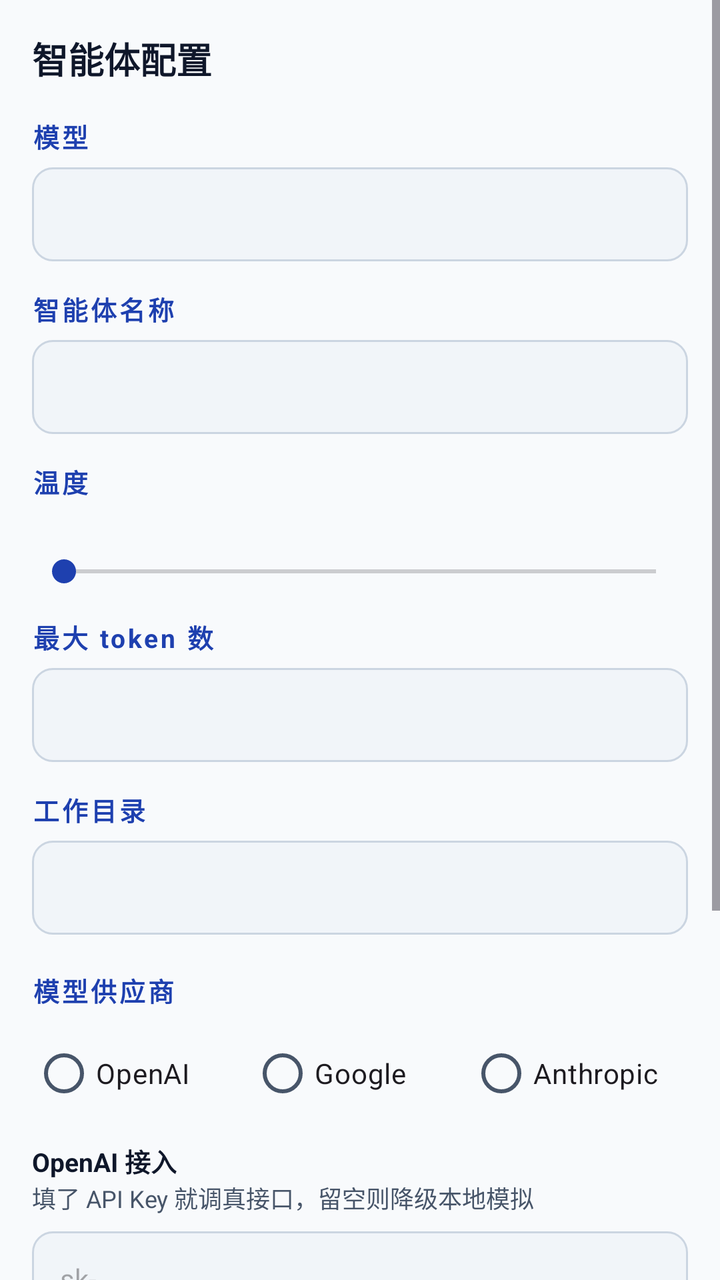
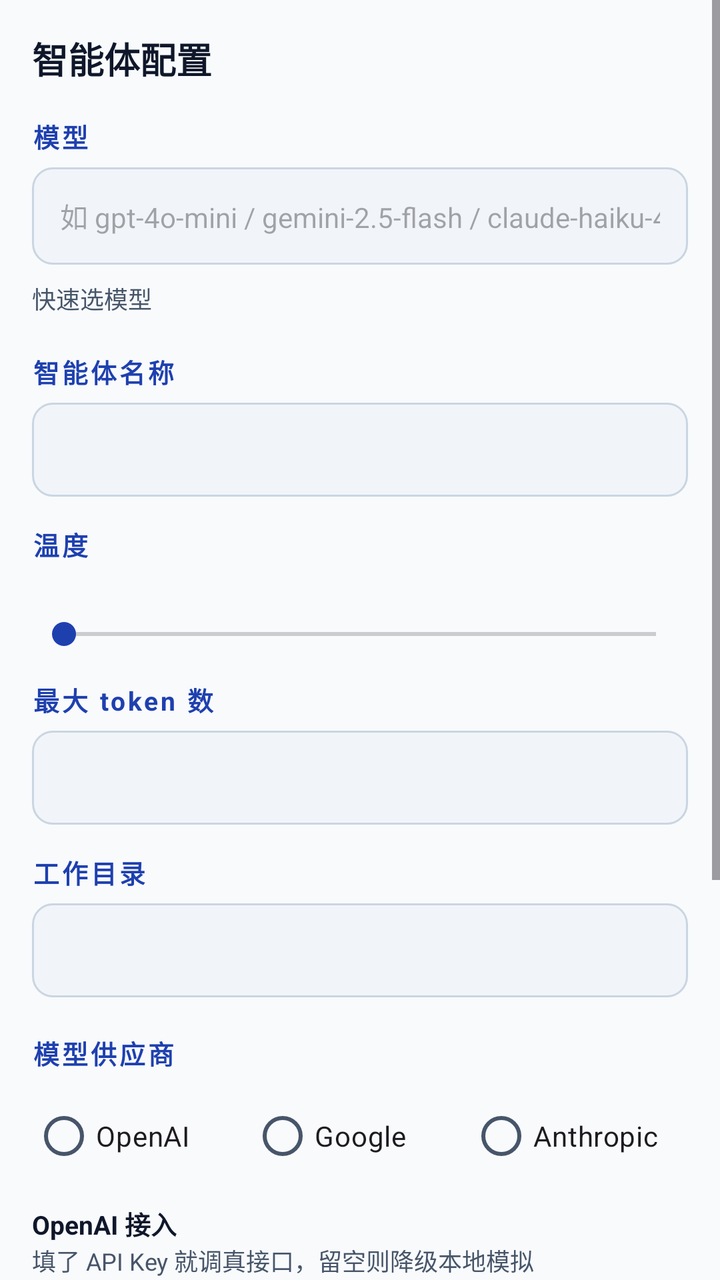

The first picture is an Android layout as it rendered before a commit; the second is the same layout after the commit. The layout source and the unified diff follow.
<!-- AndroidManifest.xml: application theme AppTheme -->
<!-- res/layout/fragment_config.xml -->
<?xml version="1.0" encoding="utf-8"?>
<ScrollView xmlns:android="http://schemas.android.com/apk/res/android"
    xmlns:app="http://schemas.android.com/apk/res-auto"
    android:layout_width="match_parent"
    android:layout_height="match_parent"
    android:background="?android:colorBackground">

    <LinearLayout
        android:layout_width="match_parent"
        android:layout_height="wrap_content"
        android:orientation="vertical"
        android:padding="16dp">

        <TextView
            android:layout_width="match_parent"
            android:layout_height="wrap_content"
            android:text="@string/agent_config"
            android:textSize="18sp"
            android:textStyle="bold"
            android:textColor="?attr/colorOnSurface" />

        <TextView
            android:layout_width="wrap_content"
            android:layout_height="wrap_content"
            android:layout_marginTop="16dp"
            android:text="@string/model"
            style="@style/SectionHeader" />

        <EditText
            android:id="@+id/config_model"
            android:layout_width="match_parent"
            android:layout_height="wrap_content"
            android:layout_marginTop="6dp"
            android:background="@drawable/bg_input"
            android:padding="14dp"
            android:textSize="14sp"
            android:inputType="text"
            android:textColor="?attr/colorOnSurface" />

        <TextView
            android:layout_width="wrap_content"
            android:layout_height="wrap_content"
            android:layout_marginTop="14dp"
            android:text="@string/agent_name"
            style="@style/SectionHeader" />

        <EditText
            android:id="@+id/config_agent"
            android:layout_width="match_parent"
            android:layout_height="wrap_content"
            android:layout_marginTop="6dp"
            android:background="@drawable/bg_input"
            android:padding="14dp"
            android:textSize="14sp"
            android:inputType="text"
            android:textColor="?attr/colorOnSurface" />

        <TextView
            android:layout_width="wrap_content"
            android:layout_height="wrap_content"
            android:layout_marginTop="14dp"
            android:text="@string/temperature"
            style="@style/SectionHeader" />

        <TextView
            android:id="@+id/config_temp_label"
            android:layout_width="wrap_content"
            android:layout_height="wrap_content"
            android:layout_marginTop="4dp"
            android:textSize="12sp"
            android:textColor="?attr/colorOnSurfaceVariant" />

        <SeekBar
            android:id="@+id/config_temp"
            android:layout_width="match_parent"
            android:layout_height="wrap_content"
            android:layout_marginTop="6dp"
            android:max="2000"
            android:progress="0" />

        <TextView
            android:layout_width="wrap_content"
            android:layout_height="wrap_content"
            android:layout_marginTop="14dp"
            android:text="@string/max_tokens"
            style="@style/SectionHeader" />

        <EditText
            android:id="@+id/config_max_tokens"
            android:layout_width="match_parent"
            android:layout_height="wrap_content"
            android:layout_marginTop="6dp"
            android:background="@drawable/bg_input"
            android:padding="14dp"
            android:textSize="14sp"
            android:inputType="number"
            android:textColor="?attr/colorOnSurface" />

        <TextView
            android:layout_width="wrap_content"
            android:layout_height="wrap_content"
            android:layout_marginTop="14dp"
            android:text="@string/workspace"
            style="@style/SectionHeader" />

        <EditText
            android:id="@+id/config_workspace"
            android:layout_width="match_parent"
            android:layout_height="wrap_content"
            android:layout_marginTop="6dp"
            android:background="@drawable/bg_input"
            android:padding="14dp"
            android:textSize="14sp"
            android:inputType="text"
            android:textColor="?attr/colorOnSurface" />

        <TextView
            android:layout_width="wrap_content"
            android:layout_height="wrap_content"
            android:layout_marginTop="18dp"
            android:text="模型供应商"
            style="@style/SectionHeader" />

        <LinearLayout
            android:layout_width="match_parent"
            android:layout_height="wrap_content"
            android:orientation="horizontal"
            android:layout_marginTop="8dp">

            <RadioButton
                android:id="@+id/config_provider_openai"
                android:layout_width="0dp"
                android:layout_height="wrap_content"
                android:layout_weight="1"
                android:text="OpenAI" />

            <RadioButton
                android:id="@+id/config_provider_google"
                android:layout_width="0dp"
                android:layout_height="wrap_content"
                android:layout_weight="1"
                android:text="Google" />

            <RadioButton
                android:id="@+id/config_provider_anthropic"
                android:layout_width="0dp"
                android:layout_height="wrap_content"
                android:layout_weight="1"
                android:text="Anthropic" />
        </LinearLayout>

        <LinearLayout
            android:id="@+id/config_provider_openai_group"
            android:layout_width="match_parent"
            android:layout_height="wrap_content"
            android:orientation="vertical"
            android:layout_marginTop="10dp">

            <TextView
                android:layout_width="wrap_content"
                android:layout_height="wrap_content"
                android:text="OpenAI 接入"
                android:textSize="13sp"
                android:textStyle="bold"
                android:textColor="?attr/colorOnSurface" />

            <TextView
                android:layout_width="match_parent"
                android:layout_height="wrap_content"
                android:text="填了 API Key 就调真接口，留空则降级本地模拟"
                android:textSize="12sp"
                android:textColor="?attr/colorOnSurfaceVariant" />

            <EditText
                android:id="@+id/config_openai_key"
                android:layout_width="match_parent"
                android:layout_height="wrap_content"
                android:layout_marginTop="8dp"
                android:background="@drawable/bg_input"
                android:padding="14dp"
                android:textSize="14sp"
                android:inputType="textPassword"
                android:hint="sk-..."
                android:textColor="?attr/colorOnSurface" />

            <TextView
                android:layout_width="match_parent"
                android:layout_height="wrap_content"
                android:layout_marginTop="10dp"
                android:text="Base URL（可指向 OpenAI 兼容接口）"
                android:textSize="12sp"
                android:textColor="?attr/colorOnSurfaceVariant" />

            <EditText
                android:id="@+id/config_openai_url"
                android:layout_width="match_parent"
                android:layout_height="wrap_content"
                android:layout_marginTop="10dp"
                android:background="@drawable/bg_input"
                android:padding="14dp"
                android:textSize="14sp"
                android:inputType="textUri"
                android:hint="https://api.openai.com/v1"
                android:textColor="?attr/colorOnSurface" />
        </LinearLayout>

        <LinearLayout
            android:id="@+id/config_provider_google_group"
            android:layout_width="match_parent"
            android:layout_height="wrap_content"
            android:orientation="vertical"
            android:visibility="gone"
            android:layout_marginTop="10dp">

            <TextView
                android:layout_width="match_parent"
                android:layout_height="wrap_content"
                android:text="Google 接入（Gemini）"
                android:textSize="13sp"
                android:textStyle="bold"
                android:textColor="?attr/colorOnSurface" />

            <EditText
                android:id="@+id/config_google_key"
                android:layout_width="match_parent"
                android:layout_height="wrap_content"
                android:layout_marginTop="8dp"
                android:background="@drawable/bg_input"
                android:padding="14dp"
                android:textSize="14sp"
                android:inputType="textPassword"
                android:hint="AIza..."
                android:textColor="?attr/colorOnSurface" />
        </LinearLayout>

        <LinearLayout
            android:id="@+id/config_provider_anthropic_group"
            android:layout_width="match_parent"
            android:layout_height="wrap_content"
            android:orientation="vertical"
            android:visibility="gone"
            android:layout_marginTop="10dp">

            <TextView
                android:layout_width="match_parent"
                android:layout_height="wrap_content"
                android:text="Anthropic 接入（Claude）"
                android:textSize="13sp"
                android:textStyle="bold"
                android:textColor="?attr/colorOnSurface" />

            <EditText
                android:id="@+id/config_anthropic_key"
                android:layout_width="match_parent"
                android:layout_height="wrap_content"
                android:layout_marginTop="8dp"
                android:background="@drawable/bg_input"
                android:padding="14dp"
                android:textSize="14sp"
                android:inputType="textPassword"
                android:hint="sk-ant-..."
                android:textColor="?attr/colorOnSurface" />
        </LinearLayout>

        <LinearLayout
            android:layout_width="match_parent"
            android:layout_height="wrap_content"
            android:orientation="horizontal"
            android:layout_marginTop="18dp"
            android:gravity="center_vertical">

            <TextView
                android:layout_width="0dp"
                android:layout_height="wrap_content"
                android:layout_weight="1"
                android:text="@string/auto_commit"
                android:textSize="14sp"
                android:textColor="?attr/colorOnSurface" />

            <com.google.android.material.switchmaterial.SwitchMaterial
                android:id="@+id/config_autocommit"
                android:layout_width="wrap_content"
                android:layout_height="wrap_content" />
        </LinearLayout>

        <com.google.android.material.button.MaterialButton
            android:id="@+id/config_save"
            android:layout_width="match_parent"
            android:layout_height="wrap_content"
            android:layout_marginTop="22dp"
            android:text="@string/save"
            style="@style/Widget.Material3.Button" />

    </LinearLayout>
</ScrollView>
<!-- resources referenced by this layout -->
<resources>
  <!-- drawable bg_input (drawable) -->
  <?xml version="1.0" encoding="utf-8"?>
  <shape xmlns:android="http://schemas.android.com/apk/res/android" android:shape="rectangle">
      <solid android:color="@color/surface_variant" />
      <stroke android:width="1dp" android:color="@color/outline" />
      <corners android:radius="10dp" />
  </shape>
  <string name="agent_config">智能体配置</string>
  <string name="agent_name">智能体名称</string>
  <string name="auto_commit">自动提交</string>
  <string name="max_tokens">最大 token 数</string>
  <string name="model">模型</string>
  <string name="save">保存</string>
  <string name="temperature">温度</string>
  <string name="workspace">工作目录</string>
  <style name="SectionHeader">
          <item name="android:textSize">13sp</item>
          <item name="android:textStyle">bold</item>
          <item name="android:textColor">@color/seed_blue</item>
          <item name="android:letterSpacing">0.1</item>
      </style>
  <style name="AppTheme" parent="Theme.Material3.Light.NoActionBar">
          <item name="colorPrimary">@color/seed_blue</item>
          <item name="colorPrimaryVariant">@color/seed_blue</item>
          <item name="colorOnPrimary">@color/on_primary</item>
          <item name="colorSecondary">@color/seed_blue</item>
          <item name="colorOnSecondary">@color/on_primary</item>
          <item name="android:colorBackground">@color/background</item>
          <item name="colorSurface">@color/surface</item>
          <item name="colorOnSurface">@color/on_surface</item>
          <item name="colorOnSurfaceVariant">@color/on_surface_variant</item>
          <item name="colorOutline">@color/outline</item>
          <item name="colorError">@color/error</item>
          <item name="android:statusBarColor">@color/surface</item>
          <item name="android:windowLightStatusBar">true</item>
          <item name="android:navigationBarColor">@color/surface</item>
      </style>
  <color name="surface_variant">#F1F5F9</color>
  <color name="outline">#CBD5E1</color>
  <color name="seed_blue">#1E40AF</color>
  <color name="on_primary">#FFFFFF</color>
  <color name="background">#F8FAFC</color>
  <color name="surface">#FFFFFF</color>
  <color name="on_surface">#0F172A</color>
  <color name="on_surface_variant">#475569</color>
  <color name="error">#DC2626</color>
</resources>

<!-- the commit's change to res/layout/fragment_config.xml (unified diff, before → after) -->
@@ -35,7 +35,29 @@
             android:padding="14dp"
             android:textSize="14sp"
             android:inputType="text"
-            android:textColor="?attr/colorOnSurface" />
+            android:hint="如 gpt-4o-mini / gemini-2.5-flash / claude-haiku-4-5"
+            android:textColor="?attr/colorOnSurface" />
+
+        <TextView
+            android:layout_width="wrap_content"
+            android:layout_height="wrap_content"
+            android:layout_marginTop="8dp"
+            android:text="快速选模型"
+            android:textSize="12sp"
+            android:textColor="?attr/colorOnSurfaceVariant" />
+
+        <HorizontalScrollView
+            android:layout_width="match_parent"
+            android:layout_height="wrap_content"
+            android:layout_marginTop="4dp"
+            android:scrollbars="none">
+
+            <LinearLayout
+                android:id="@+id/config_model_chips"
+                android:layout_width="wrap_content"
+                android:layout_height="wrap_content"
+                android:orientation="horizontal" />
+        </HorizontalScrollView>
 
         <TextView
             android:layout_width="wrap_content"
